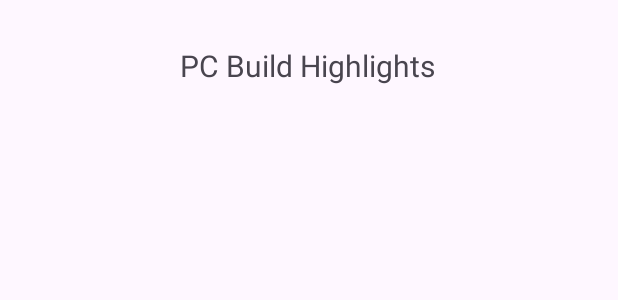
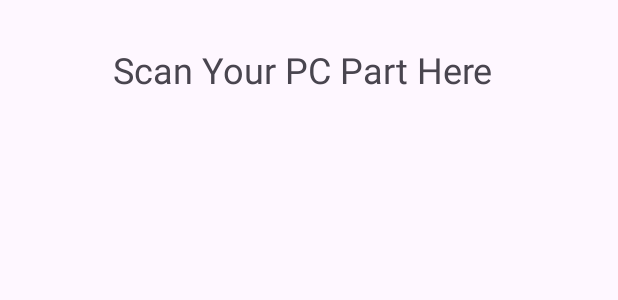
Before and after one commit to ekassz/PieceItPC, an Android app: the layout fragment_scan_parts.xml on its own in the app's theme, with its tools: preview values and no code run, on a phone screen of 412 x 824 dp. Shown: the top 300 px of the screen. Run offline under Robolectric (Android 15) with nearby library versions, the light colour scheme and no system bars.

Commit message:
added nav to button to scan part

```diff
--- /dev/null
+++ b/app/src/main/java/com/cs407/pieceitpc/ScanPart.kt
@@ -0,0 +1,32 @@
+package com.cs407.pieceitpc
+
+import android.os.Bundle
+import androidx.fragment.app.Fragment
+import android.view.LayoutInflater
+import android.view.View
+import android.view.ViewGroup
+
+
+class ScanPart : Fragment() {
+
+    override fun onCreate(savedInstanceState: Bundle?) {
+        super.onCreate(savedInstanceState)
+    }
+
+    override fun onCreateView(
+        inflater: LayoutInflater, container: ViewGroup?,
+        savedInstanceState: Bundle?
+    ): View? {
+        //show back button
+        // Inflate the layout for this fragment
+        return inflater.inflate(R.layout.fragment_scan_parts, container, false)
+
+    }
+
+
+    //might not be right but starting here
+    //findNavController().popBackStack()
+
+
+
+}
--- a/app/src/main/res/layout/fragment_p_c_build_highlights.xml
+++ b/app/src/main/res/layout/fragment_scan_parts.xml
@@ -4,15 +4,16 @@
     xmlns:tools="http://schemas.android.com/tools"
     android:layout_width="match_parent"
     android:layout_height="match_parent"
-    tools:context=".PCBuildHighlights">
+    tools:context=".ScanPart">
 
     <TextView
         android:id="@+id/textView"
-        android:layout_width="189dp"
-        android:layout_height="29dp"
-        android:layout_marginStart="120dp"
+        android:layout_width="258dp"
+        android:layout_height="45dp"
+        android:layout_marginStart="75dp"
         android:layout_marginTop="30dp"
         android:layout_marginEnd="200dp"
-        android:text="@string/build_highlights"
-        android:textSize="20sp" />
+        android:text="@string/scan"
+        android:textAlignment="viewStart"
+        android:textSize="24sp" />
 </FrameLayout>
--- a/app/src/main/res/navigation/nav_graph.xml
+++ b/app/src/main/res/navigation/nav_graph.xml
@@ -18,7 +18,7 @@
 
     <fragment
         android:id="@+id/build_highlights"
-        android:name="com.cs407.pieceitpc.PCBuildHighlights"
+        android:name="com.cs407.pieceitpc.ScanPart"
         android:label="@string/home_screen"
         tools:layout="@layout/fragment_home_screen">
     </fragment>
--- a/app/src/main/res/values/strings.xml
+++ b/app/src/main/res/values/strings.xml
@@ -8,7 +8,7 @@
     <string name="home_screen">HomeScreen</string>
     <!-- TODO: Remove or change this placeholder text -->
     <string name="hello_blank_fragment">Hello blank fragment</string>
-    <string name="build_highlights">PC Build Highlights</string>
+    <string name="scan">Scan Your PC Part Here</string>
     <string name="tutorial_title">PC Tutorial Highlights</string>
     <string name="username_hint">Enter Username</string>
     <string name="password_hint">Enter Password</string>
```
Also changed, not shown: app/src/main/java/com/cs407/pieceitpc/HomeScreenFragment.kt (+10 -1 lines), app/src/main/java/com/cs407/pieceitpc/PCBuildHighlights.kt (deleted, +0 -41 lines).
